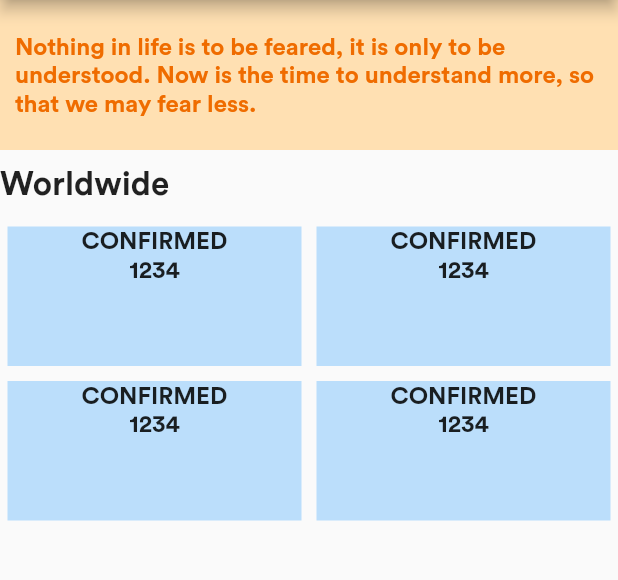
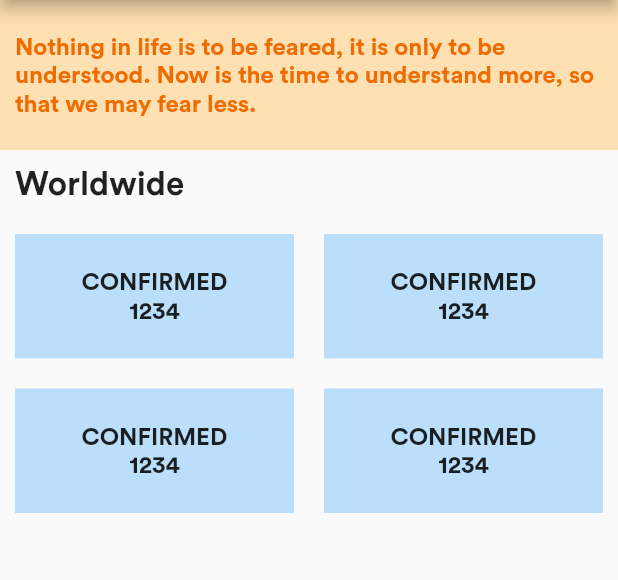
Before and after one commit to DaminduSandaruwan/COVID-19-Tracker, a Flutter app: the screen it shows after launch, on a phone screen of 412 x 824 dp, the part 84-664 px from its top. Run offline on Flutter 3.47's test engine with Material 2 defaults, Android fonts, the phone set to English and light mode, and no system bars.

Commit message:
add some style

```diff
--- a/lib/homepage.dart
+++ b/lib/homepage.dart
@@ -34,7 +34,7 @@ class _HomePageState extends State<HomePage> {
               ),
             ),
             Padding(
-              padding: const EdgeInsets.symmetric(vertical: 10),
+              padding: const EdgeInsets.symmetric(vertical: 10,horizontal: 10),
               child: Text(
                 'Worldwide',
                 style: TextStyle(
--- a/lib/panels/worldwidepanel.dart
+++ b/lib/panels/worldwidepanel.dart
@@ -27,11 +27,12 @@ class StatusPanel extends StatelessWidget {
   Widget build(BuildContext context) {
     double width = MediaQuery.of(context).size.width;
     return Container(
-      margin: EdgeInsets.all(5),
+      margin: EdgeInsets.all(10),
       color: Colors.blue[100],
       height: 80,
       width: width/2,
       child: Column(
+        mainAxisAlignment: MainAxisAlignment.center,
         children: <Widget>[
           Text('CONFIRMED', style: TextStyle(fontWeight:FontWeight.bold, fontSize: 16),),
           Text('1234', style: TextStyle(fontWeight:FontWeight.bold, fontSize: 16)),
```
